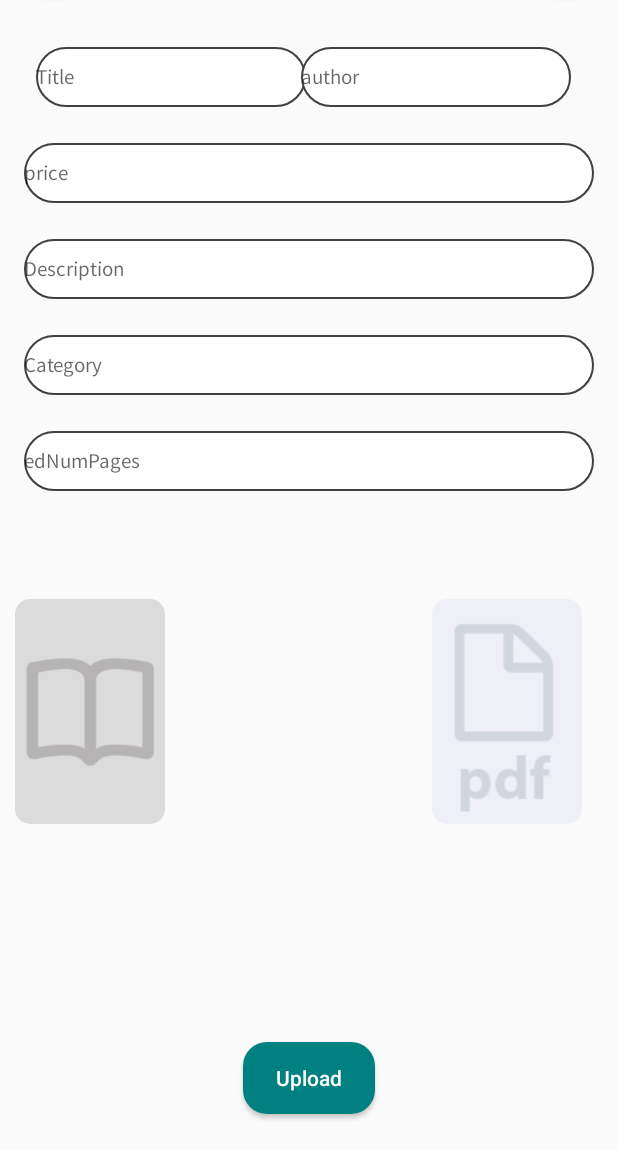
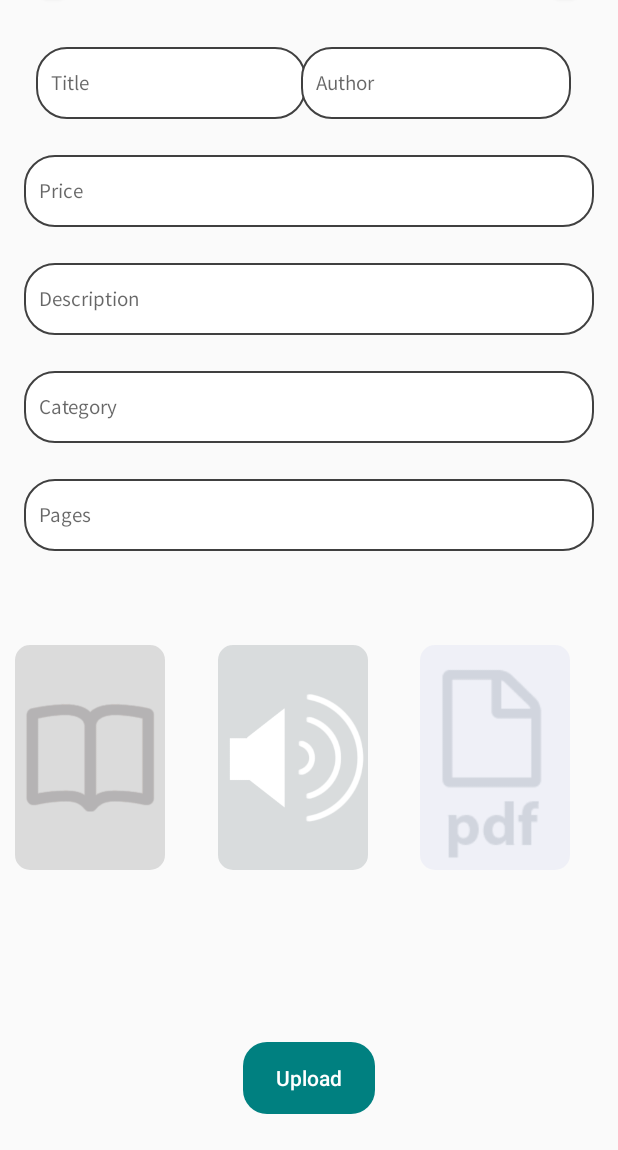
Before and after one commit to itzkou/bookapp, an Android app: the UploadBook screen opened directly, with no data from a screen before it, on a phone screen of 412 x 824 dp, the part 86-1236 px from its top. Run offline under Robolectric (Android 15) with nearby library versions, the phone set to English and light mode, and no system bars; pictures from the network do not load.

Commit message:
pdf time

```diff
--- a/app/src/main/AndroidManifest.xml
+++ b/app/src/main/AndroidManifest.xml
@@ -20,7 +20,7 @@
             android:exported="true" />
         <activity
             android:name=".UploadBook"
-            android:exported="false" />
+            android:exported="true" />
         <activity
             android:name=".BookDetails"
             android:exported="true" />
--- a/app/src/main/java/com/example/bfn/util/ApiService.kt
+++ b/app/src/main/java/com/example/bfn/util/ApiService.kt
@@ -3,6 +3,7 @@ package com.example.bfn.util
 import com.example.bfn.models.*
 import com.google.gson.JsonObject
 import okhttp3.MultipartBody
+import okhttp3.RequestBody
 import okhttp3.ResponseBody
 import org.json.JSONObject
 import retrofit2.Call
@@ -48,5 +49,13 @@ interface ApiService {
     @GET
     fun getPdf(@Url pdfName: String): Call<ResponseBody>
 
+    @POST
+    fun uploadBook(
+        @PartMap partMap: Map<String, RequestBody>,
+        @Part image: MultipartBody.Part,
+        @Part audio: MultipartBody.Part,
+        @Part pdf: MultipartBody.Part
+    )
+
 
 }
--- a/app/src/main/res/layout/activity_upload_book.xml
+++ b/app/src/main/res/layout/activity_upload_book.xml
@@ -55,11 +55,12 @@
     <EditText
         android:id="@+id/edTitle"
         style="@style/edit_book"
+        android:layout_height="48dp"
         android:background="@drawable/bg_inputs"
         android:ems="10"
         android:hint="Title"
+
         android:inputType="textPersonName"
-
         app:layout_constraintEnd_toEndOf="parent"
         app:layout_constraintHorizontal_bias="0.02"
         app:layout_constraintStart_toStartOf="parent"
@@ -68,12 +69,13 @@
     <EditText
         android:id="@+id/edAuthor"
         style="@style/edit_book"
+        android:layout_height="48dp"
         android:layout_marginTop="32dp"
         android:background="@drawable/bg_inputs"
         android:ems="10"
-        android:hint="author"
 
 
+        android:hint="Author"
         android:inputType="textPersonName"
         app:layout_constraintEnd_toEndOf="parent"
         app:layout_constraintHorizontal_bias="0.94"
@@ -84,14 +86,15 @@
         android:id="@+id/edPrice"
         style="@style/edit_book"
         android:layout_width="0dp"
+        android:layout_height="48dp"
         android:layout_marginStart="16dp"
         android:layout_marginTop="24dp"
+
         android:layout_marginEnd="16dp"
-
         android:background="@drawable/bg_inputs"
         android:ems="10"
-        android:hint="price"
 
+        android:hint="Price"
         android:inputType="textPersonName"
         app:layout_constraintEnd_toEndOf="parent"
         app:layout_constraintHorizontal_bias="0.406"
@@ -102,14 +105,15 @@
         android:id="@+id/edCategory"
         style="@style/edit_book"
         android:layout_width="0dp"
+        android:layout_height="48dp"
         android:layout_marginStart="16dp"
         android:layout_marginTop="24dp"
+
         android:layout_marginEnd="16dp"
-
         android:background="@drawable/bg_inputs"
         android:ems="10"
+
         android:hint="Category"
-
         android:inputType="textPersonName"
         app:layout_constraintEnd_toEndOf="parent"
         app:layout_constraintStart_toStartOf="parent"
@@ -119,14 +123,15 @@
         android:id="@+id/edNumPages"
         style="@style/edit_book"
         android:layout_width="0dp"
+        android:layout_height="48dp"
         android:layout_marginStart="16dp"
         android:layout_marginTop="24dp"
         android:layout_marginEnd="16dp"
+
         android:background="@drawable/bg_inputs"
+        android:ems="10"
 
-        android:ems="10"
-        android:hint="edNumPages"
-
+        android:hint="Pages"
         android:inputType="textPersonName"
         app:layout_constraintEnd_toEndOf="parent"
         app:layout_constraintStart_toStartOf="parent"
@@ -136,6 +141,7 @@
         android:id="@+id/edDesc"
         style="@style/edit_book"
         android:layout_width="0dp"
+        android:layout_height="48dp"
         android:layout_marginStart="16dp"
         android:layout_marginTop="24dp"
         android:layout_marginEnd="16dp"
@@ -152,7 +158,7 @@
         android:layout_width="100dp"
         android:layout_height="150dp"
         android:layout_margin="10dp"
-        android:layout_marginStart="24dp"
+        android:layout_marginStart="32dp"
         android:layout_marginBottom="24dp"
 
         android:scaleType="centerCrop"
@@ -164,30 +170,32 @@
         app:srcCompat="@drawable/ic_book_pl" />
 
     <com.google.android.material.imageview.ShapeableImageView
+        android:id="@+id/imAudio"
+        android:layout_width="100dp"
+        android:layout_height="150dp"
+
+        android:scaleType="centerCrop"
+        app:layout_constraintBottom_toBottomOf="@+id/imBook"
+        app:layout_constraintEnd_toStartOf="@+id/imPdf"
+        app:layout_constraintStart_toEndOf="@+id/imBook"
+        app:layout_constraintTop_toTopOf="@+id/imBook"
+        app:shapeAppearanceOverlay="@style/ShapeAppearanceOverlay.App.CornerSize10Percent"
+        app:srcCompat="@drawable/ic_audio" />
+
+    <com.google.android.material.imageview.ShapeableImageView
         android:id="@+id/imPdf"
         android:layout_width="100dp"
         android:layout_height="150dp"
 
-        android:layout_marginEnd="24dp"
+        android:layout_marginEnd="32dp"
         android:scaleType="centerCrop"
         app:layout_constraintEnd_toEndOf="parent"
         app:layout_constraintTop_toTopOf="@+id/imBook"
         app:shapeAppearanceOverlay="@style/ShapeAppearanceOverlay.App.CornerSize10Percent"
         app:srcCompat="@drawable/ic_pdf" />
 
-    <com.airbnb.lottie.LottieAnimationView
-        android:id="@+id/animYes"
-        android:layout_width="40dp"
-        android:layout_height="40dp"
-        app:layout_constraintBottom_toBottomOf="@+id/imBook"
-        app:layout_constraintEnd_toStartOf="@+id/imPdf"
-        app:layout_constraintStart_toEndOf="@+id/imBook"
-        app:layout_constraintTop_toTopOf="@+id/imBook"
-        app:lottie_autoPlay="false"
-        app:lottie_fileName="ic_yes.json" />
-
     <Button
-        android:id="@+id/button3"
+        android:id="@+id/btnUpload"
         style="@style/btnRead"
         android:layout_width="wrap_content"
         android:layout_height="wrap_content"
@@ -196,4 +204,28 @@
         app:layout_constraintBottom_toBottomOf="parent"
         app:layout_constraintEnd_toEndOf="parent"
         app:layout_constraintStart_toStartOf="parent" />
+
+    <com.airbnb.lottie.LottieAnimationView
+        android:id="@+id/ic_yes"
+        android:layout_width="70dp"
+        android:layout_height="70dp"
+        app:layout_constraintBottom_toBottomOf="@+id/imPdf"
+
+        app:layout_constraintEnd_toEndOf="@+id/imPdf"
+        app:layout_constraintStart_toStartOf="@+id/imPdf"
+        app:layout_constraintTop_toTopOf="@+id/imPdf"
+        app:lottie_autoPlay="false"
+        app:lottie_fileName="ic_yes.json" />
+
+    <com.airbnb.lottie.LottieAnimationView
+        android:id="@+id/ic_yes2"
+        android:layout_width="70dp"
+        android:layout_height="70dp"
+
+        app:layout_constraintBottom_toBottomOf="@+id/imAudio"
+        app:layout_constraintEnd_toEndOf="@+id/imAudio"
+        app:layout_constraintStart_toStartOf="@+id/imAudio"
+        app:layout_constraintTop_toTopOf="@+id/imAudio"
+        app:lottie_autoPlay="false"
+        app:lottie_fileName="ic_yes.json" />
 </androidx.constraintlayout.widget.ConstraintLayout>
--- a/app/src/main/res/values/styles.xml
+++ b/app/src/main/res/values/styles.xml
@@ -32,11 +32,14 @@
 
     </style>
 
+
+
     <style name="edit_book">
         <item name="android:layout_width">wrap_content</item>
         <item name="android:layout_height">40dp</item>
         <item name="android:layout_marginEnd">20dp</item>
         <item name="android:layout_marginStart">20dp</item>
+        <item name="android:paddingStart">10dp</item>
         <item name="fontFamily">@font/sfreg</item>
         <item name="android:textSize">14sp</item>
 
```
Also changed, not shown: app/src/main/java/com/example/bfn/UploadBook.kt (+113 -1 lines), app/src/main/java/com/example/bfn/util/ApiClient.kt (+17 -0 lines), app/src/main/res/drawable/ic_audio.png (added).
